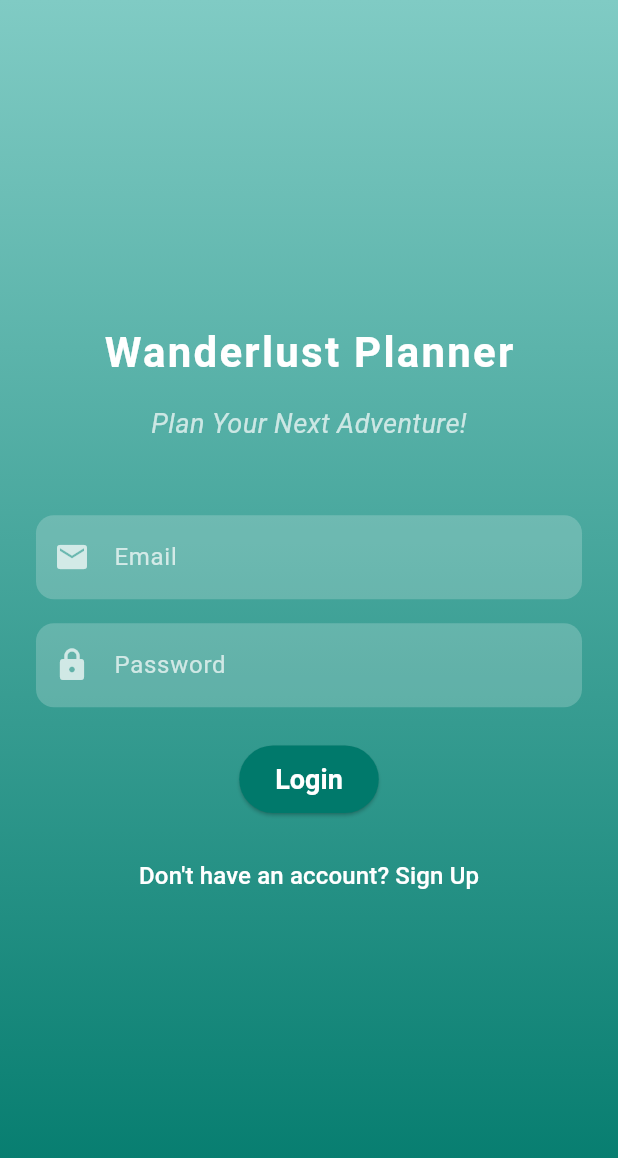
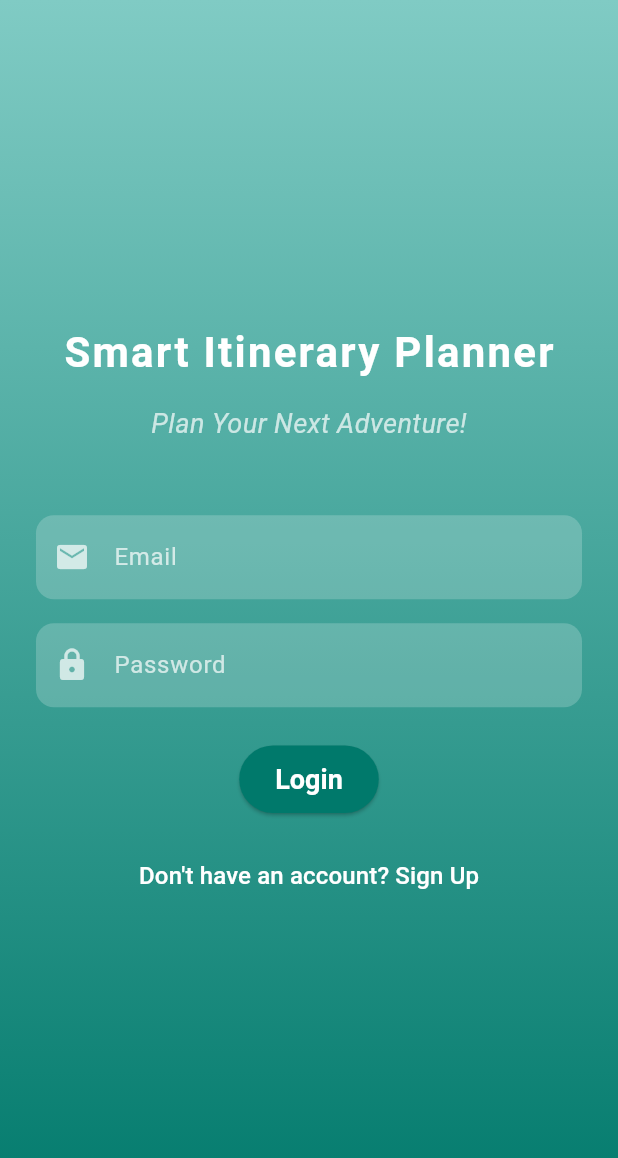
Before and after one commit to ckhkc/test, a Flutter app: the LoginPage screen opened directly, on a phone screen of 412 x 824 dp. Shown: the top 1158 px of the screen. Run offline on Flutter 3.47's test engine with Material 3 defaults, Android fonts, the phone set to English and light mode, and no system bars; our stand-ins replace flutter_map, flutter_rating_bar, latlong2.

Commit message:
app name

```diff
--- a/lib/main.dart
+++ b/lib/main.dart
@@ -22,7 +22,7 @@ class MyApp extends StatelessWidget {
   @override
   Widget build(BuildContext context) {
     return MaterialApp(
-      title: 'Wanderlust Itinerary Planner',
+      title: 'Smart Itinerary Planner',
       theme: ThemeData(
         primaryColor: Colors.teal,
         scaffoldBackgroundColor: Colors.white,
@@ -44,8 +44,8 @@ class MyApp extends StatelessWidget {
           ),
         ),
       ),
-      // home: LoginPage(),
-      home: HomePage(),
+      home: LoginPage(),
+      // home: HomePage(),
     );
   }
 }
--- a/lib/pages/login_page.dart
+++ b/lib/pages/login_page.dart
@@ -60,7 +60,7 @@ class _LoginPageState extends State<LoginPage> {
                   children: [
                     // App Logo/Title
                     Text(
-                      'Wanderlust Planner',
+                      'Smart Itinerary Planner',
                       style: Theme.of(context).textTheme.headlineSmall!
                           .copyWith(color: Colors.white, letterSpacing: 1.5),
                     ),
```
